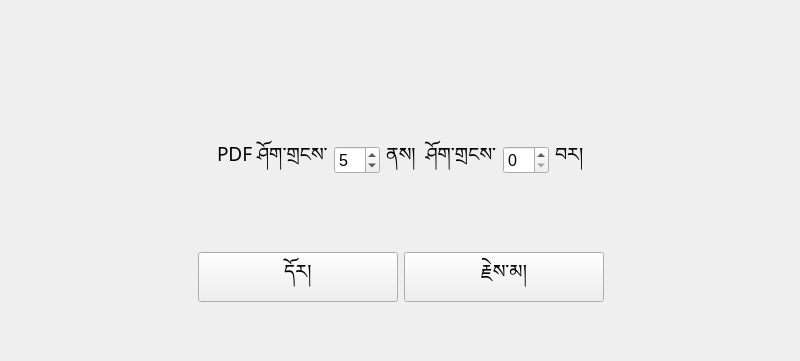
Above: window.ui from buda-base/pecha-printer before the change; both pictures show x 0 to 800 and y 239 to 600 of the 800 by 600 pixel window. Below: the same form after it.
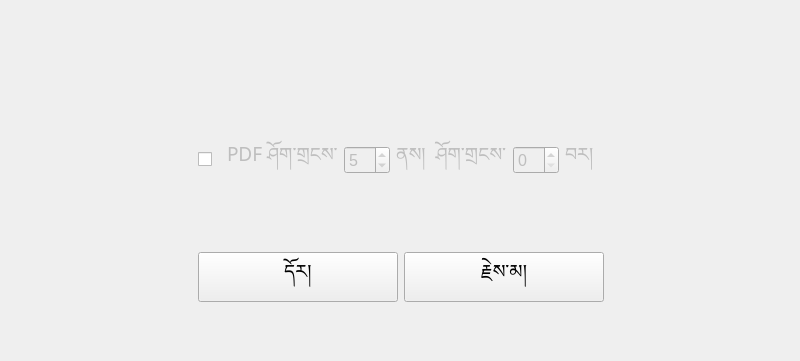
That is the form after the change. The open tabs and pages were chosen to show the change.

```diff
--- a/window.ui
+++ b/window.ui
@@ -1,7 +1,7 @@
 <?xml version="1.0" encoding="UTF-8"?>
 <ui version="4.0">
- <class>PechaMaster</class>
- <widget class="QDialog" name="PechaMaster">
+ <class>PotiMaker</class>
+ <widget class="QDialog" name="PotiMaker">
   <property name="geometry">
    <rect>
     <x>0</x>
@@ -118,7 +118,7 @@
             <property name="font">
              <font>
               <family>Microsoft Himalaya</family>
-              <pointsize>12</pointsize>
+              <pointsize>14</pointsize>
              </font>
             </property>
             <property name="text">
@@ -297,22 +297,41 @@
          </layout>
         </item>
         <item>
+         <widget class="QFrame" name="frame">
+          <layout class="QHBoxLayout" name="horizontalLayout_14">
+           <item>
+            <spacer name="horizontalSpacer_20">
+             <property name="orientation">
+              <enum>Qt::Horizontal</enum>
+             </property>
+             <property name="sizeHint" stdset="0">
+              <size>
+               <width>40</width>
+               <height>20</height>
+              </size>
+             </property>
+            </spacer>
+           </item>
+           <item>
+            <widget class="QCheckBox" name="checkBox">
+             <property name="enabled">
+              <bool>true</bool>
+             </property>
+             <property name="text">
+              <string/>
+             </property>
+             <property name="checked">
+              <bool>false</bool>
+             </property>
+            </widget>
+           </item>
+           <item>
          <widget class="QStackedWidget" name="pagePicker">
           <widget class="QWidget" name="Page1">
+              <property name="enabled">
+               <bool>false</bool>
+              </property>
            <layout class="QHBoxLayout" name="horizontalLayout_7">
-            <item>
-             <spacer name="horizontalSpacer_19">
-              <property name="orientation">
-               <enum>Qt::Horizontal</enum>
-              </property>
-              <property name="sizeHint" stdset="0">
-               <size>
-                <width>40</width>
-                <height>20</height>
-               </size>
-              </property>
-             </spacer>
-            </item>
             <item>
              <widget class="QLabel" name="label_11">
               <property name="font">
@@ -379,8 +398,12 @@
               </property>
              </widget>
             </item>
+              </layout>
+             </widget>
+            </widget>
+           </item>
             <item>
-             <spacer name="horizontalSpacer_20">
+            <spacer name="horizontalSpacer_19">
               <property name="orientation">
                <enum>Qt::Horizontal</enum>
               </property>
@@ -393,7 +416,6 @@
              </spacer>
             </item>
            </layout>
-          </widget>
          </widget>
         </item>
         <item>
@@ -918,7 +940,7 @@
             </property>
             <property name="text">
             <string>A4 ཤོག་བུ་ནི་cm 7 གྱི་དུམ་བུ་གསུམ་ལ་གཏུབ་དགོས།
-            A3 ཤོག་བུ་ནི་cm 9.9 ཡི་དུམ་བུ་གསུམ་ལ་གཏུབ་དགོས།
+A3 ཤོག་བུ་ནི་cm 9.9 ཡི་དུམ་བུ་གསུམ་ལ་གཏུབ་དགོས།
                 </string>
             </property>
            </widget>
```
Lines whose indentation alone changed are shown as unchanged.
